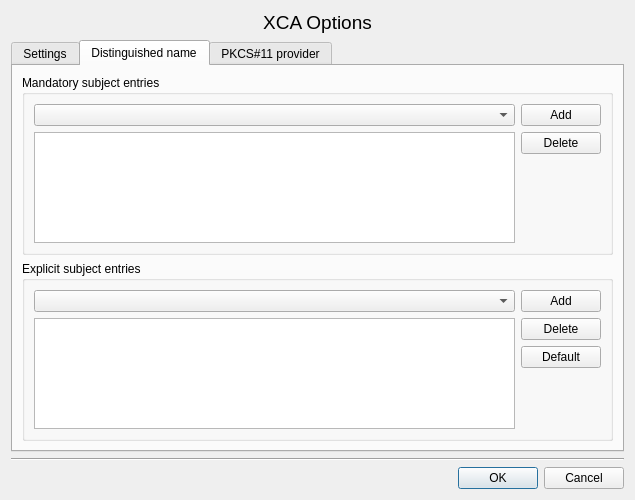
The window that ui/Options.ui (chris2511/xca) describes before a commit, drawn with Qt 5.
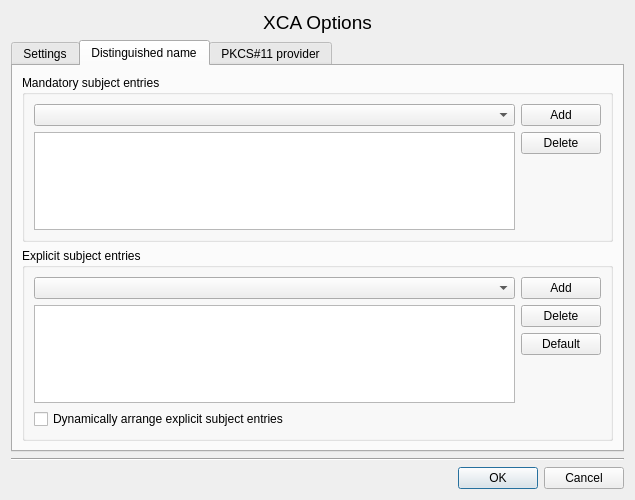
The same window after the commit. The open tabs and pages were chosen to show the change. Custom widgets are drawn as their Qt base class.

What changed in the file:
```diff
--- a/ui/Options.ui
+++ b/ui/Options.ui
@@ -267,6 +267,13 @@
               </property>
              </widget>
             </item>
+            <item>
+             <widget class="QCheckBox" name="adapt_explicit_subject">
+              <property name="text">
+               <string>Dynamically arrange explicit subject entries</string>
+              </property>
+             </widget>
+            </item>
            </layout>
           </item>
           <item>
```
